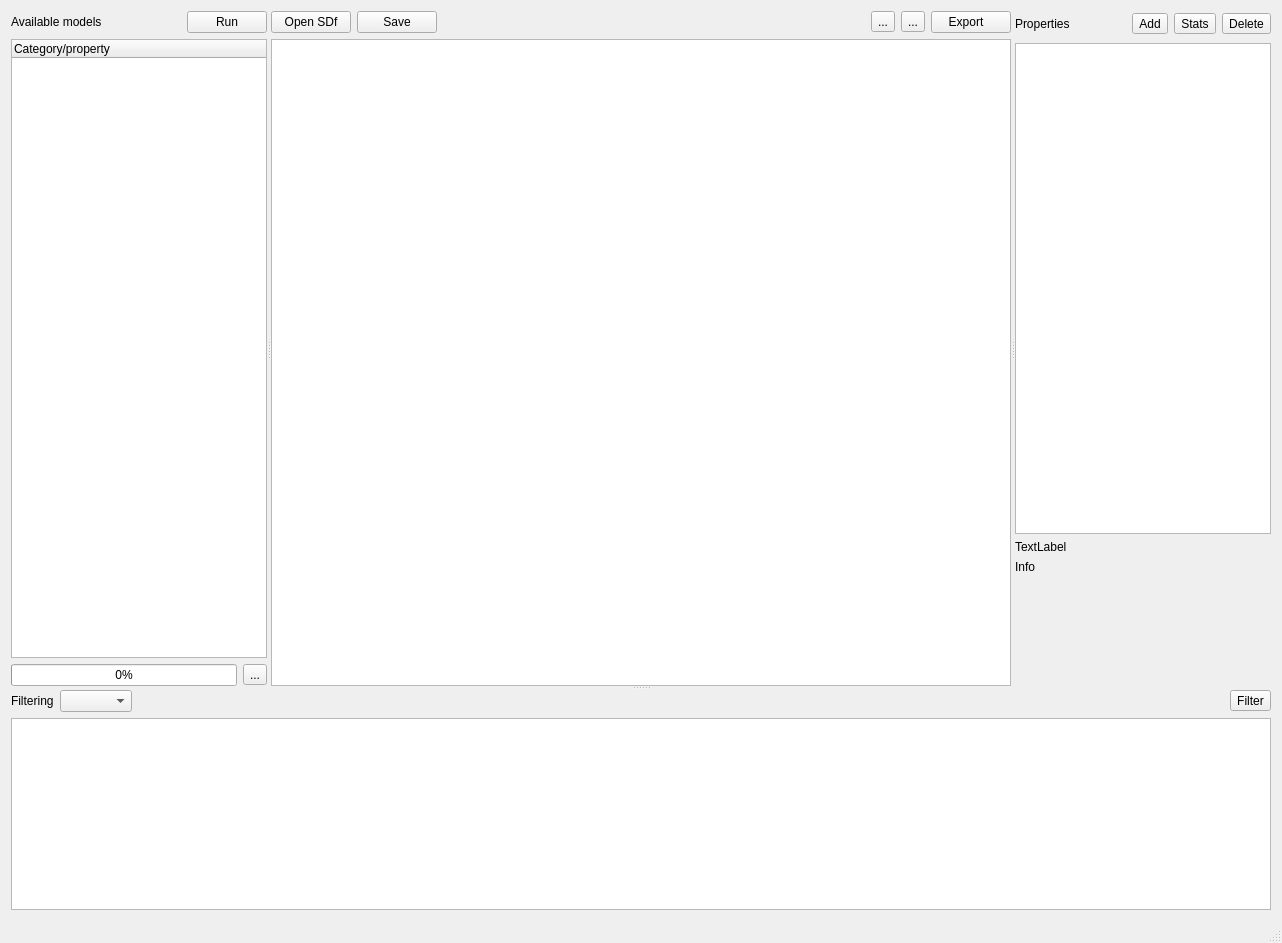
carpovpv/chemfilter, file chemfilter.ui: the form before one commit.
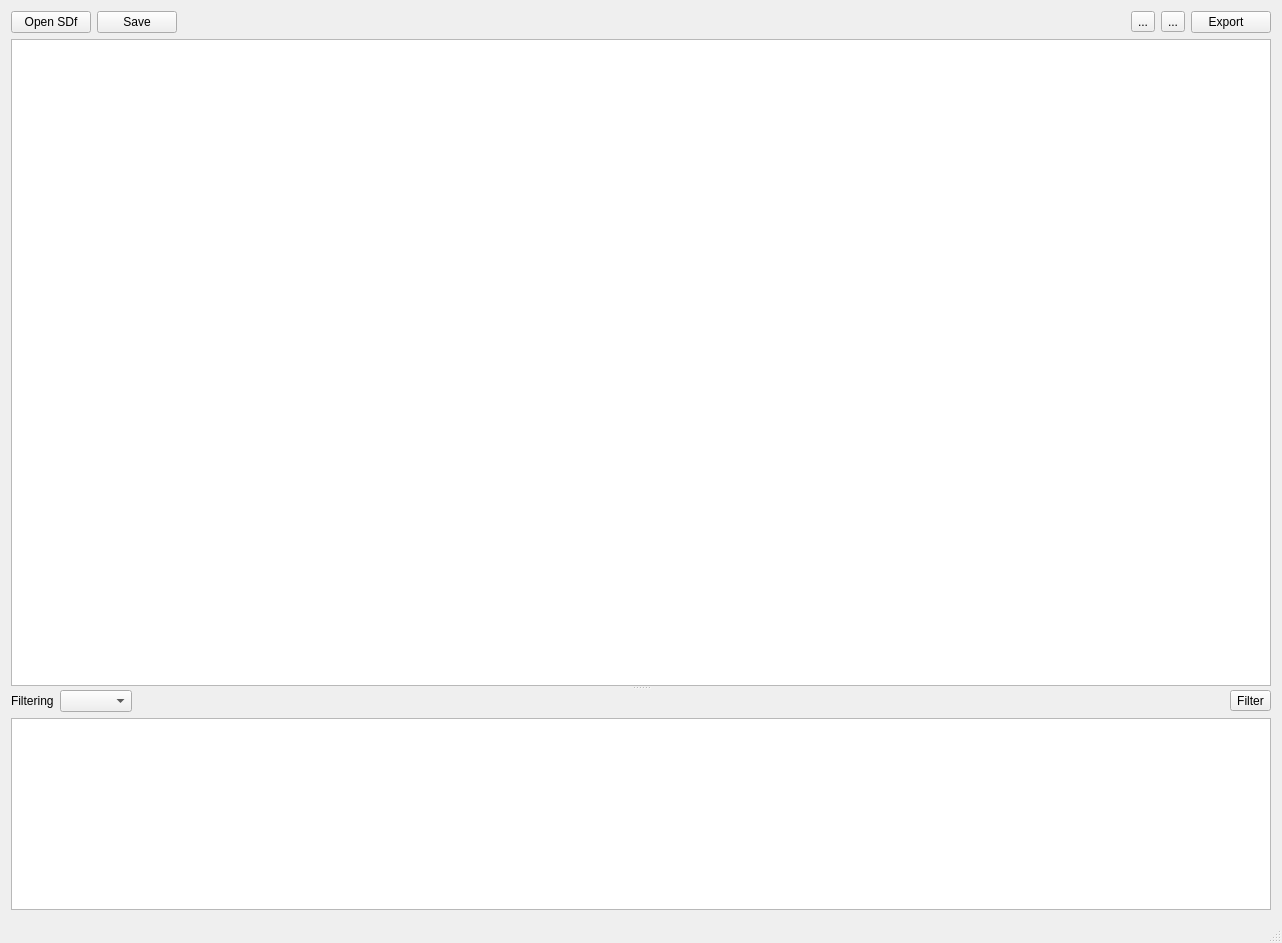
The form after the commit. Icons and pictures are not drawn. Custom widgets are drawn as their Qt base class.

Commit message: dock widgets

The edit to the form file:
```diff
--- a/chemfilter.ui
+++ b/chemfilter.ui
@@ -49,110 +49,6 @@
           <property name="orientation">
            <enum>Qt::Horizontal</enum>
           </property>
-          <widget class="QWidget" name="widget_2" native="true">
-           <property name="sizePolicy">
-            <sizepolicy hsizetype="Preferred" vsizetype="Expanding">
-             <horstretch>0</horstretch>
-             <verstretch>2</verstretch>
-            </sizepolicy>
-           </property>
-           <layout class="QGridLayout" name="gridLayout_6">
-            <property name="leftMargin">
-             <number>0</number>
-            </property>
-            <property name="topMargin">
-             <number>0</number>
-            </property>
-            <property name="rightMargin">
-             <number>0</number>
-            </property>
-            <property name="bottomMargin">
-             <number>0</number>
-            </property>
-            <item row="0" column="0">
-             <layout class="QGridLayout" name="gridLayout_2">
-              <item row="0" column="0">
-               <layout class="QHBoxLayout" name="horizontalLayout_2">
-                <item>
-                 <widget class="QLabel" name="label_2">
-                  <property name="text">
-                   <string>Available models</string>
-                  </property>
-                 </widget>
-                </item>
-                <item>
-                 <spacer name="horizontalSpacer_2">
-                  <property name="orientation">
-                   <enum>Qt::Horizontal</enum>
-                  </property>
-                  <property name="sizeHint" stdset="0">
-                   <size>
-                    <width>40</width>
-                    <height>20</height>
-                   </size>
-                  </property>
-                 </spacer>
-                </item>
-                <item>
-                 <widget class="QPushButton" name="btnCalculate">
-                  <property name="toolTip">
-                   <string>Start prediction for the selcted models.</string>
-                  </property>
-                  <property name="text">
-                   <string>Run</string>
-                  </property>
-                  <property name="icon">
-                   <iconset resource="resources.qrc">
-                    <normaloff>:/images/edit.png</normaloff>:/images/edit.png</iconset>
-                  </property>
-                 </widget>
-                </item>
-               </layout>
-              </item>
-              <item row="1" column="0">
-               <widget class="QTreeWidget" name="lstModels">
-                <property name="sizePolicy">
-                 <sizepolicy hsizetype="Expanding" vsizetype="Expanding">
-                  <horstretch>2</horstretch>
-                  <verstretch>0</verstretch>
-                 </sizepolicy>
-                </property>
-                <column>
-                 <property name="text">
-                  <string>Category/property</string>
-                 </property>
-                </column>
-               </widget>
-              </item>
-              <item row="2" column="0">
-               <layout class="QHBoxLayout" name="horizontalLayout">
-                <item>
-                 <widget class="QProgressBar" name="prg">
-                  <property name="value">
-                   <number>0</number>
-                  </property>
-                 </widget>
-                </item>
-                <item>
-                 <widget class="QToolButton" name="btnStopCalc">
-                  <property name="toolTip">
-                   <string>Stop prediction process.</string>
-                  </property>
-                  <property name="text">
-                   <string>...</string>
-                  </property>
-                  <property name="icon">
-                   <iconset resource="resources.qrc">
-                    <normaloff>:/images/no.png</normaloff>:/images/no.png</iconset>
-                  </property>
-                 </widget>
-                </item>
-               </layout>
-              </item>
-             </layout>
-            </item>
-           </layout>
-          </widget>
           <widget class="QWidget" name="widget" native="true">
            <property name="sizePolicy">
             <sizepolicy hsizetype="Expanding" vsizetype="Preferred">
@@ -275,161 +171,6 @@
             </item>
            </layout>
           </widget>
-          <widget class="QWidget" name="widget_4" native="true">
-           <layout class="QGridLayout" name="gridLayout_7">
-            <property name="leftMargin">
-             <number>0</number>
-            </property>
-            <property name="topMargin">
-             <number>0</number>
-            </property>
-            <property name="rightMargin">
-             <number>0</number>
-            </property>
-            <property name="bottomMargin">
-             <number>0</number>
-            </property>
-            <item row="0" column="0">
-             <layout class="QGridLayout" name="gridLayout_3">
-              <item row="0" column="0">
-               <widget class="QLabel" name="lblProperties">
-                <property name="minimumSize">
-                 <size>
-                  <width>0</width>
-                  <height>26</height>
-                 </size>
-                </property>
-                <property name="text">
-                 <string>Properties</string>
-                </property>
-               </widget>
-              </item>
-              <item row="1" column="0" colspan="4">
-               <widget class="QListWidget" name="lstCols">
-                <property name="sizePolicy">
-                 <sizepolicy hsizetype="Expanding" vsizetype="Expanding">
-                  <horstretch>0</horstretch>
-                  <verstretch>1</verstretch>
-                 </sizepolicy>
-                </property>
-                <property name="alternatingRowColors">
-                 <bool>true</bool>
-                </property>
-                <property name="selectionMode">
-                 <enum>QAbstractItemView::SingleSelection</enum>
-                </property>
-                <property name="selectionBehavior">
-                 <enum>QAbstractItemView::SelectRows</enum>
-                </property>
-               </widget>
-              </item>
-              <item row="0" column="1">
-               <widget class="QToolButton" name="btnAddColumn">
-                <property name="toolTip">
-                 <string>Add a new column.</string>
-                </property>
-                <property name="statusTip">
-                 <string>Yoou can add a new column and provide a simple Excel-like formula to calculate values for this new property based on columns that are already in the sheet.</string>
-                </property>
-                <property name="text">
-                 <string>Add</string>
-                </property>
-                <property name="icon">
-                 <iconset resource="resources.qrc">
-                  <normaloff>:/images/add.png</normaloff>:/images/add.png</iconset>
-                </property>
-               </widget>
-              </item>
-              <item row="0" column="2">
-               <widget class="QToolButton" name="btnStats">
-                <property name="toolTip">
-                 <string>Analyze the values in the selected column.</string>
-                </property>
-                <property name="text">
-                 <string>Stats</string>
-                </property>
-                <property name="icon">
-                 <iconset resource="resources.qrc">
-                  <normaloff>:/images/calc.png</normaloff>:/images/calc.png</iconset>
-                </property>
-               </widget>
-              </item>
-              <item row="0" column="3">
-               <widget class="QToolButton" name="btnDelete">
-                <property name="toolTip">
-                 <string>Delete the selected column from the sheet.</string>
-                </property>
-                <property name="text">
-                 <string>Delete</string>
-                </property>
-                <property name="icon">
-                 <iconset resource="resources.qrc">
-                  <normaloff>:/images/o.png</normaloff>:/images/o.png</iconset>
-                </property>
-               </widget>
-              </item>
-              <item row="2" column="0" colspan="4">
-               <layout class="QGridLayout" name="gridLayout_8">
-                <item row="3" column="0">
-                 <widget class="QWidget" name="widget_3" native="true">
-                  <property name="sizePolicy">
-                   <sizepolicy hsizetype="Preferred" vsizetype="Expanding">
-                    <horstretch>0</horstretch>
-                    <verstretch>0</verstretch>
-                   </sizepolicy>
-                  </property>
-                 </widget>
-                </item>
-                <item row="0" column="0">
-                 <widget class="QLabel" name="lblProperty">
-                  <property name="text">
-                   <string>TextLabel</string>
-                  </property>
-                 </widget>
-                </item>
-                <item row="1" column="0">
-                 <widget class="QLabel" name="lblInfo">
-                  <property name="text">
-                   <string>Info</string>
-                  </property>
-                 </widget>
-                </item>
-                <item row="2" column="0">
-                 <widget class="HistWidget" name="wdgHist" native="true">
-                  <property name="minimumSize">
-                   <size>
-                    <width>0</width>
-                    <height>100</height>
-                   </size>
-                  </property>
-                  <property name="maximumSize">
-                   <size>
-                    <width>16777215</width>
-                    <height>150</height>
-                   </size>
-                  </property>
-                  <layout class="QGridLayout" name="gridLayout_9">
-                   <property name="leftMargin">
-                    <number>0</number>
-                   </property>
-                   <property name="topMargin">
-                    <number>0</number>
-                   </property>
-                   <property name="rightMargin">
-                    <number>0</number>
-                   </property>
-                   <property name="bottomMargin">
-                    <number>0</number>
-                   </property>
-                  </layout>
-                 </widget>
-                </item>
-               </layout>
-              </item>
-             </layout>
-            </item>
-           </layout>
-          </widget>
          </widget>
         </item>
        </layout>
@@ -563,12 +304,6 @@
  </widget>
  <layoutdefault spacing="6" margin="11"/>
  <customwidgets>
-  <customwidget>
-   <class>HistWidget</class>
-   <extends>QWidget</extends>
-   <header>histwidget.h</header>
-   <container>1</container>
-  </customwidget>
   <customwidget>
    <class>HeightTextEdit</class>
    <extends>QPlainTextEdit</extends>
```
The commit also changes 4 other files.
